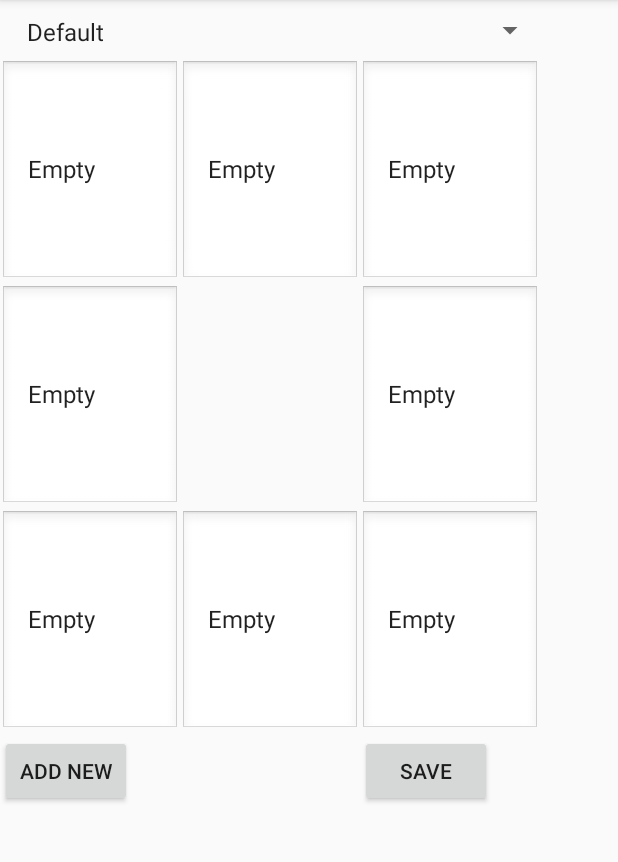
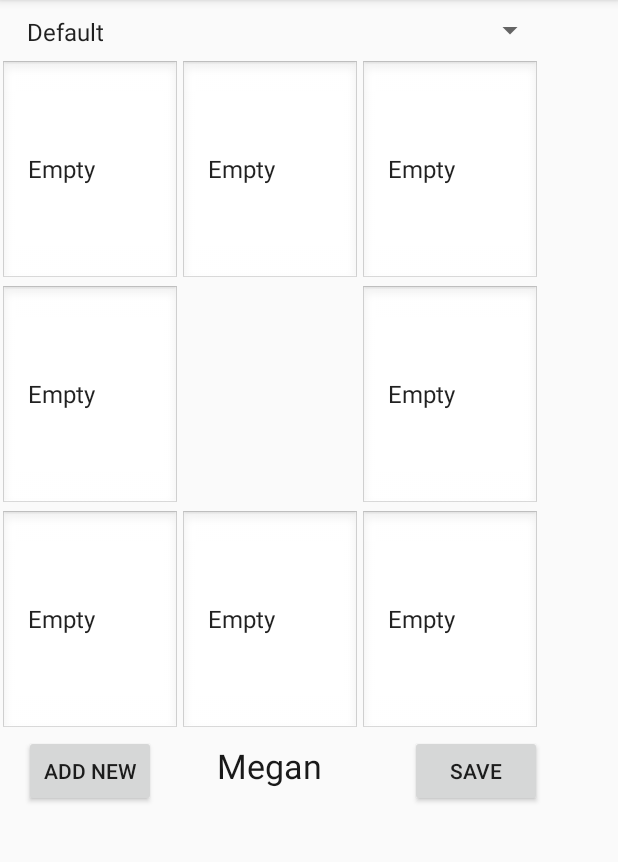
Before and after one commit to eweiss17/MERJMirror, an Android app: the screen it shows after launch (MainActivity), after a tap on "Megan", on a phone screen of 412 x 824 dp, the part 84-946 px from its top. Run offline under Robolectric (Android 15) with nearby library versions, the phone set to English and light mode, and no system bars.

Commit message:
User name displays on preference list, small changes to layouts

```diff
--- a/app/src/main/java/com/merj/merjmirror/MainActivity.java
+++ b/app/src/main/java/com/merj/merjmirror/MainActivity.java
@@ -10,9 +10,11 @@ import android.support.v4.view.GravityCompat;
 import android.support.v4.widget.DrawerLayout;
 import android.support.v7.app.ActionBarDrawerToggle;
 import android.support.v7.widget.Toolbar;
+import android.util.Log;
 import android.view.Gravity;
 import android.view.Menu;
 import android.view.MenuItem;
+import android.widget.TextView;
 import android.widget.Toast;
 
 /* Created By Eric the Great and King James VI
@@ -20,6 +22,11 @@ import android.widget.Toast;
 
 public class MainActivity extends AppCompatActivity
         implements NavigationView.OnNavigationItemSelectedListener, UserFragment.UserSelectedListener {
+
+    //SettingsFragment settingsFragment = new SettingsFragment();
+    //UserFragment userFragment = new UserFragment();
+    //PreferenceFragment preferenceFragment = new PreferenceFragment();
+
 
     @Override
     protected void onCreate(Bundle savedInstanceState) {
@@ -121,15 +128,23 @@ public class MainActivity extends AppCompatActivity
         return true;
     }
 
-    public void onUserSelected(int position) {
+    public void onUserSelected(String userName) {
 
         PreferenceFragment prefFrag = (PreferenceFragment)
                 getFragmentManager().findFragmentById(R.id.nav_preference_layout);
+
+        // DrawerLayout drawer = (DrawerLayout) findViewById(R.id.drawer_layout);
+        //NavigationView navView = (NavigationView) findViewById(R.id.nav_view);
+
+        //Menu menu = navView.getMenu();
+        //Log.d("ChECking", userName);
+
 
         if (prefFrag != null) {
             // If article frag is available, we're in two-pane layout...
 
             // Call a method in the ArticleFragment to update its content
+            prefFrag.setText(userName);
             //prefFrag.updateArticleView(position);
 
         } else {
@@ -140,14 +155,16 @@ public class MainActivity extends AppCompatActivity
                 // Create fragment and give it an argument for the selected article
                 PreferenceFragment newFragment = new PreferenceFragment();
                 Bundle args = new Bundle();
-                args.putInt("blah", position);
+                args.putString("UserName", userName);
                 newFragment.setArguments(args);
 
                 fragmentManager.beginTransaction().replace(R.id.content_frame, newFragment).addToBackStack(null).commit();
+                //onNavigationItemSelected(menu.getItem(2));
+                //drawer.clearFocus();
+                //newFragment.setText(userName);
 
         }
 
         //DrawerLayout drawer = (DrawerLayout) findViewById(R.id.drawer_layout);
-
     }
 }
--- a/app/src/main/java/com/merj/merjmirror/PreferenceFragment.java
+++ b/app/src/main/java/com/merj/merjmirror/PreferenceFragment.java
@@ -20,6 +20,7 @@ import android.widget.EditText;
 import android.widget.FrameLayout;
 import android.widget.ImageSwitcher;
 import android.widget.Spinner;
+import android.widget.TextView;
 import android.widget.Toast;
 
 import java.lang.reflect.Array;
@@ -55,6 +56,8 @@ public class PreferenceFragment extends Fragment {
         //Giving new user button on click functionality
         PreferenceFragment.ButtonPopUpBox box = new PreferenceFragment.ButtonPopUpBox();
         newPrefButton.setOnClickListener(box);
+
+        setText(getArguments() != null ? getArguments().getString("UserName") : "No User Selected");
 
         return myView;
     }
@@ -140,6 +143,11 @@ public class PreferenceFragment extends Fragment {
         prefListener.onItemSelected(pref_spinner, pref_spinner, 0, 0);
 
     }
+
+    public void setText(String name) {
+        TextView text = (TextView) myView.findViewById(R.id.username_text);
+        text.setText(name);
+}
 
     //Declares a class used to listen to which spinner item is selected
     public class YourItemSelectedListener implements AdapterView.OnItemSelectedListener {
--- a/app/src/main/java/com/merj/merjmirror/UserFragment.java
+++ b/app/src/main/java/com/merj/merjmirror/UserFragment.java
@@ -115,13 +115,14 @@ public class UserFragment extends Fragment {
 
     public class UserSelected implements AdapterView.OnItemClickListener {
         @Override
-        public void onItemClick(AdapterView<?> spinner, View view, int pos, long id) {
-            mCallback.onUserSelected(pos);
+        public void onItemClick(AdapterView<?> list, View view, int pos, long id) {
+            String userName = list.getItemAtPosition(pos).toString();
+            mCallback.onUserSelected(userName);
         }
     }
 
     public interface UserSelectedListener {
-        public void onUserSelected(int position);
+        public void onUserSelected(String userName);
     }
 
     @Override
--- a/app/src/main/res/layout/preference_layout.xml
+++ b/app/src/main/res/layout/preference_layout.xml
@@ -93,6 +93,7 @@
         android:layout_width="wrap_content"
         android:layout_height="wrap_content"
         android:layout_column="0"
+        android:layout_gravity="center_horizontal"
         android:layout_row="4"
         android:text="Add New" />
 
@@ -101,7 +102,18 @@
         android:layout_width="wrap_content"
         android:layout_height="wrap_content"
         android:layout_column="2"
+        android:layout_gravity="center_horizontal"
         android:layout_row="4"
         android:text="Save" />
 
+    <TextView
+        android:id="@+id/username_text"
+        android:layout_width="wrap_content"
+        android:layout_height="wrap_content"
+        android:layout_column="1"
+        android:layout_gravity="center_horizontal"
+        android:layout_row="4"
+        android:textColor="#191919"
+        android:textSize="22.5dp" />
+
 </GridLayout>
```
